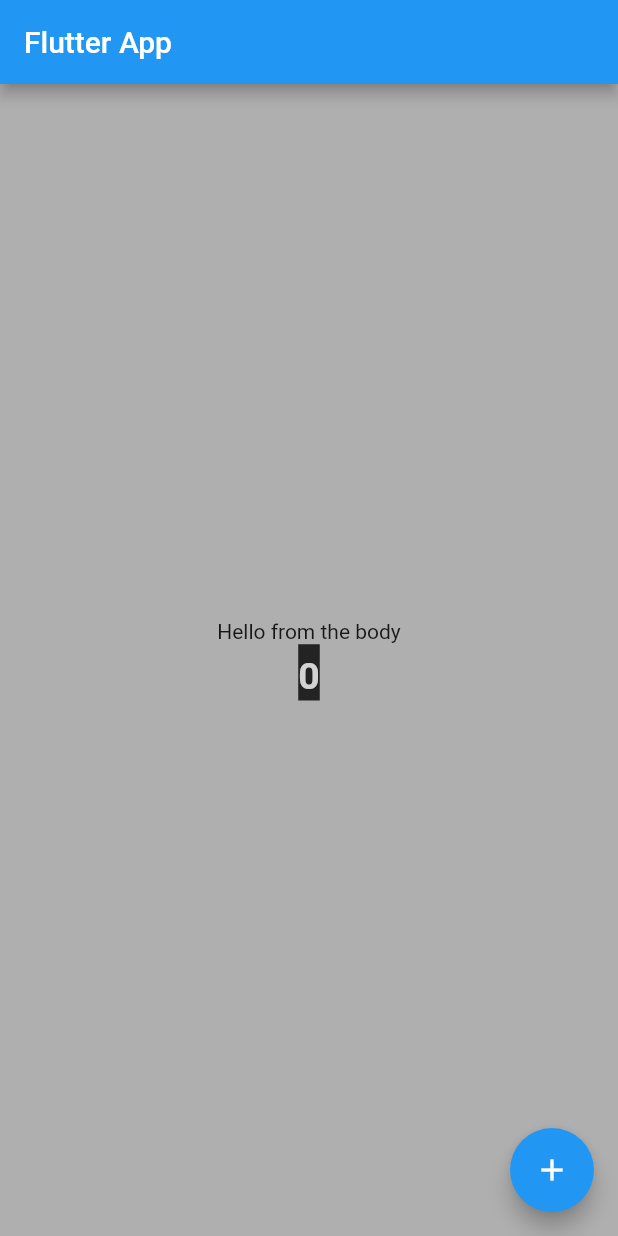
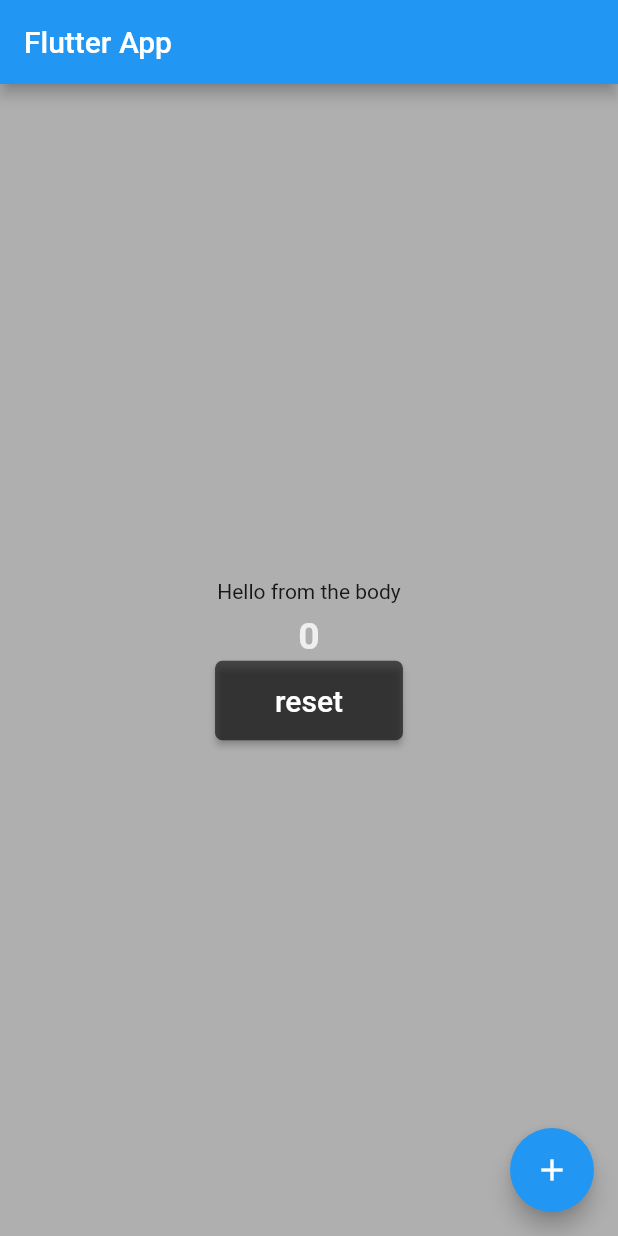
Before and after one commit to fatmata597/flutter-mobile-development, a Flutter app: the screen it shows after launch, on a phone screen of 412 x 824 dp. Run offline on Flutter 3.47's test engine with Material 2 defaults, Android fonts, the phone set to English and light mode, and no system bars.

Commit message:
Ship reset button

```diff
--- a/app_01/lib/main.dart
+++ b/app_01/lib/main.dart
@@ -148,6 +148,12 @@ class _HomePageState extends State<_HomePage> {
     });
   }
 
+  _resetCounter() {
+    setState(() {
+      _counter = 0;
+    });
+  }
+
   @override
   Widget build(BuildContext context) {
     return Scaffold(
@@ -166,11 +172,25 @@ class _HomePageState extends State<_HomePage> {
               style: TextStyle(
                 color: Color.fromRGBO(255, 255, 255, .8),
                 fontSize: 25,
-                backgroundColor: Color.fromRGBO(0, 0, 0, .8),
                 fontWeight: FontWeight.bold,
                 height: 1.5,
               ),
             ),
+            RaisedButton(
+              onPressed: _resetCounter,
+              onLongPress: null,
+              shape: RoundedRectangleBorder(
+                borderRadius: BorderRadius.circular(5.0),
+              ),
+              padding: EdgeInsets.fromLTRB(40, 15, 40, 15),
+              color: Color.fromRGBO(0, 0, 0, .6),
+              highlightColor: Color.fromRGBO(200, 200, 200, .8),
+              splashColor: Color.fromRGBO(200, 200, 200, .5),
+              child: Text(
+                "reset",
+                style: TextStyle(color: Colors.white, fontSize: 20),
+              ),
+            )
           ],
         ),
       ),
```
